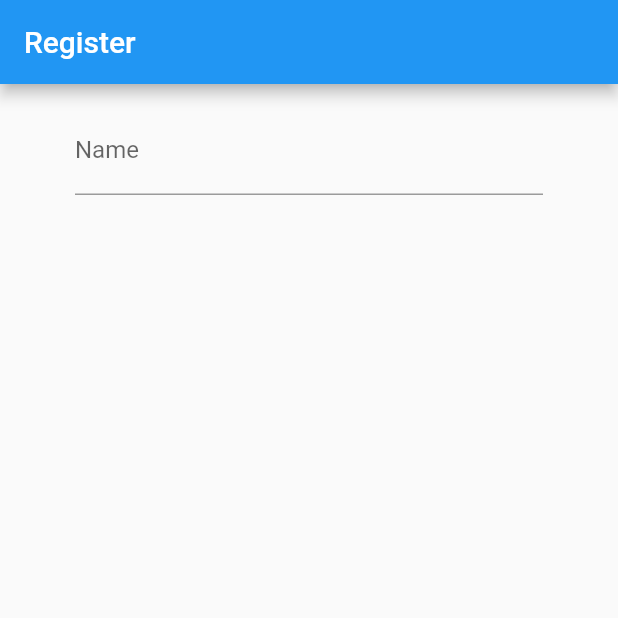
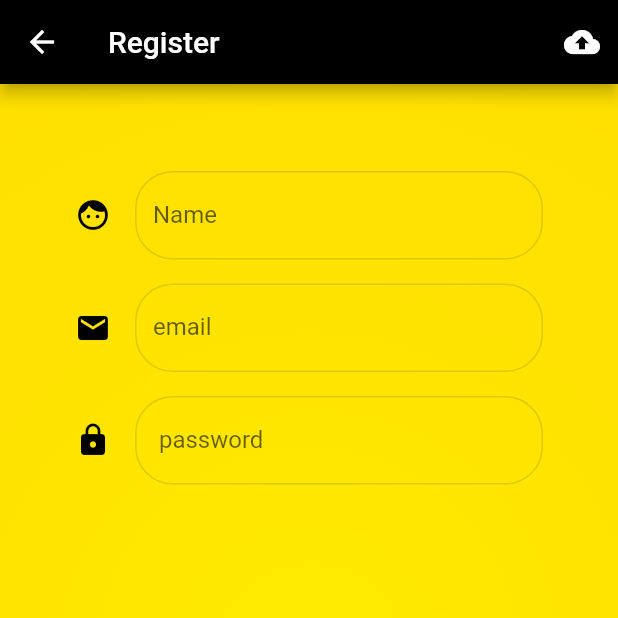
Before and after one commit to thanawit-k/WorkshopFirebase, a Flutter app: the Register screen opened directly, on a phone screen of 412 x 824 dp, the top half of it. Run offline on Flutter 3.47's test engine with Material 2 defaults, Android fonts, the phone set to English and light mode, and no system bars.

Commit message:
before lunch

```diff
--- a/lib/main.dart
+++ b/lib/main.dart
@@ -11,10 +11,11 @@ class MyApp extends StatelessWidget {
   @override
   Widget build(BuildContext context) {
     SystemChrome.setPreferredOrientations(
-      [DeviceOrientation.portraitUp, DeviceOrientation.portraitDown]);
+        [DeviceOrientation.portraitUp, DeviceOrientation.portraitDown]);
     return MaterialApp(
+      debugShowCheckedModeBanner: false,
       title: 'Workshop Firebase',
-      home: Register(),
+      home: Authen(),
     );
   }
 }
--- a/lib/screens/register.dart
+++ b/lib/screens/register.dart
@@ -8,21 +8,82 @@ class Register extends StatefulWidget {
 class _RegisterState extends State<Register> {
   Widget nameTextFormField() {
     return TextFormField(
-      decoration:
-          InputDecoration(labelText: ('Name'), hintText: ('Input your name')),
+      decoration: InputDecoration(
+          enabledBorder: OutlineInputBorder(
+              borderRadius: BorderRadius.circular(25.0),
+              borderSide: BorderSide(width: 1.0, color: Colors.black12)),
+          labelText: ('Name'),
+          hintText: ('Input your name'),
+          icon: Icon(Icons.face, color: Colors.black)),
+    );
+  }
+
+  Widget emailTextFormField() {
+    return TextFormField(
+      decoration: InputDecoration(
+          enabledBorder: OutlineInputBorder(
+              borderRadius: BorderRadius.circular(25.0),
+              borderSide: BorderSide(width: 1.0, color: Colors.black12)),
+          labelText: ('email'),
+          hintText: ('Input your email'),
+          icon: Icon(Icons.email, color: Colors.black)),
+    );
+  }
+
+  Widget passwordTextFormField() {
+    return TextFormField(
+      decoration: InputDecoration(
+          enabledBorder: OutlineInputBorder(
+              borderRadius: BorderRadius.circular(25.0),
+              borderSide: BorderSide(width: 1.0, color: Colors.black12)),
+          labelText: (' password'),
+          hintText: ('Input your  password'),
+          icon: Icon(Icons.lock, color: Colors.black)),
+      obscureText: true,
+    );
+  }
+
+  Widget uploadButton() {
+    return IconButton(
+      icon: Icon(Icons.cloud_upload),
+      tooltip: 'Upload to firebase',
+      onPressed: (){
+        print("uploadButton");
+      },
     );
   }
 
   @override
   Widget build(BuildContext context) {
     return Scaffold(
+      resizeToAvoidBottomPadding: false,
       appBar: AppBar(
         title: Text('Register'),
+        actions: <Widget>[uploadButton()],
+        backgroundColor: Colors.black,
       ),
       body: Container(
-        margin: EdgeInsets.only(left: 50.0, right: 50.0, top: 15.0),
+        decoration: BoxDecoration(
+            gradient: RadialGradient(
+                colors: [Colors.yellowAccent[400], Colors.yellowAccent[700]],
+                radius: 2,
+                center: Alignment(0, 0))),
+        padding: EdgeInsets.all(50.0),
         child: Column(
-          children: <Widget>[nameTextFormField()],
+          children: <Widget>[
+            Container(
+              margin: EdgeInsets.only(top: 8.0, bottom: 8.0),
+              child: nameTextFormField(),
+            ),
+            Container(
+              margin: EdgeInsets.only(top: 8.0, bottom: 8.0),
+              child: emailTextFormField(),
+            ),
+            Container(
+              margin: EdgeInsets.only(top: 8.0, bottom: 8.0),
+              child: passwordTextFormField(),
+            ),
+          ],
         ),
       ),
     );
```
Also changed, not shown: lib/screens/authen.dart (+21 -14 lines).
